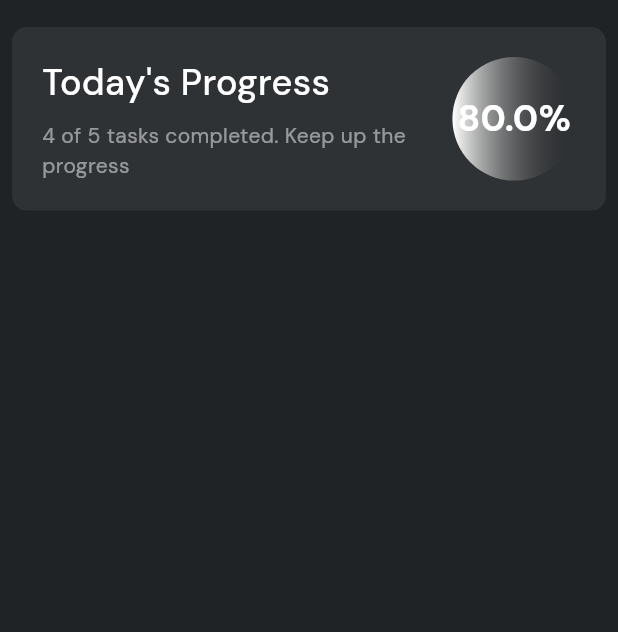
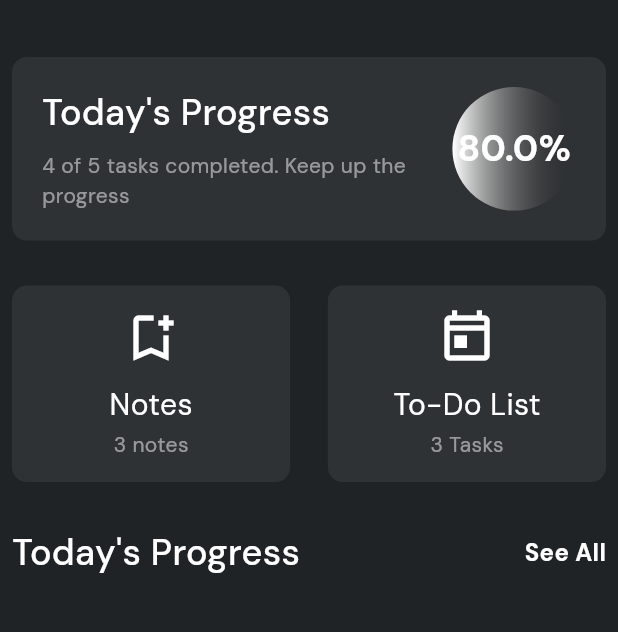
Before and after one commit to YasinduLiyanage/NoteBookApp, a Flutter app: the screen it shows after launch, on a phone screen of 412 x 824 dp, the part 69-701 px from its top. Run offline on Flutter 3.47's test engine with Material 3 defaults, Android fonts, the phone set to English and light mode, and no system bars; our stand-ins replace go_router, google_fonts.

Commit message:
Notes todo card

```diff
--- a/lib/pages/home_page.dart
+++ b/lib/pages/home_page.dart
@@ -1,5 +1,7 @@
 import 'package:flutter/material.dart';
+import 'package:notebook/utils/constants.dart';
 import 'package:notebook/utils/textstyles.dart';
+import 'package:notebook/widgets/notes_todo_card.dart';
 import 'package:notebook/widgets/progress_card.dart';
 
 class HomePage extends StatefulWidget {
@@ -19,10 +21,36 @@ class _HomePageState extends State<HomePage> {
       ),
       body: Padding(padding: const EdgeInsets.all(8.0),child: Column(
         children: [
+          SizedBox(height:AppConstants.kDefaultPadding ,),
           ProgressCard(
             completedTasks: 4,
             totalTasks: 5,
           ),
+          SizedBox(height:AppConstants.kDefaultPadding *1.5,),
+          Row(
+            mainAxisAlignment: MainAxisAlignment.spaceBetween,
+            children: [
+            NotesTodoCard(
+              title: "Notes",
+              description: "3 notes",
+              icon: Icons.bookmark_add_outlined,
+            ),
+            NotesTodoCard(
+              title: "To-Do List",
+              description: "3 Tasks",
+              icon: Icons.today_outlined,
+            ),
+          ],),
+          SizedBox(height:AppConstants.kDefaultPadding *1.5,),
+          Row(
+            mainAxisAlignment: MainAxisAlignment.spaceBetween,
+            children: [
+              Text("Today's Progress", style: ApptextStyles.appSubtitle),
+              Text("See All", style: ApptextStyles.appButton,)
+            ],
+          )
+
+
         ],
       ),),
     );
--- a/lib/utils/textstyles.dart
+++ b/lib/utils/textstyles.dart
@@ -1,5 +1,5 @@
 import 'package:flutter/material.dart';
-import 'package:notebook/utils/colours.dart';
+
 
 class ApptextStyles {
   static const TextStyle appTitle = TextStyle(
--- /dev/null
+++ b/lib/widgets/notes_todo_card.dart
@@ -0,0 +1,39 @@
+import 'package:flutter/material.dart';
+import 'package:notebook/utils/colours.dart';
+import 'package:notebook/utils/textstyles.dart';
+
+class NotesTodoCard extends StatefulWidget {
+  final String title;
+  final String description;
+  final IconData icon;
+
+  const NotesTodoCard({super.key, required this.title, required this.description, required this.icon});
+
+  @override
+  State<NotesTodoCard> createState() => _NotesTodoCardState();
+}
+
+class _NotesTodoCardState extends State<NotesTodoCard> {
+  @override
+  Widget build(BuildContext context) {
+    return Container(
+      width: MediaQuery.of(context).size.width * 0.45,
+      decoration: BoxDecoration(
+        color: AppColors.kCardColor,
+        borderRadius: BorderRadius.circular(10),
+      ),
+      child: Padding(
+        padding: const EdgeInsets.symmetric(vertical: 15, horizontal: 20),
+        child: Column(children: [
+          Icon(widget.icon,size: 40,),
+          SizedBox(height: 10,),
+          Text(widget.title, style: ApptextStyles.appDescription,),
+          SizedBox(height: 2,),
+          Text(widget.description, style: ApptextStyles.appDescriptionSmall.copyWith(color: AppColors.kWhiteColor.withOpacity(0.5))),
+
+
+        ]),
+      ),
+    );
+  }
+}
```
